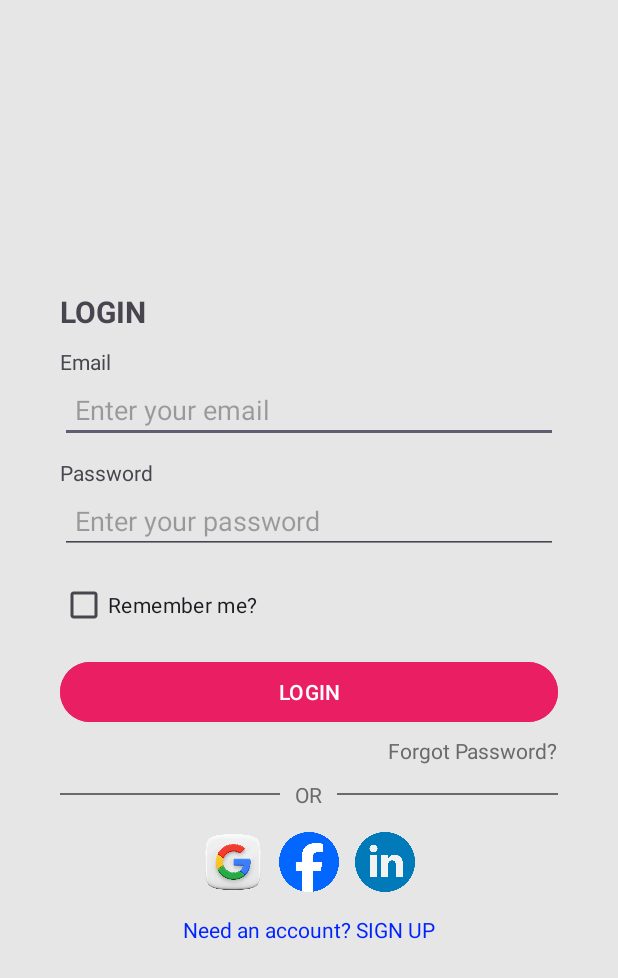
After one commit to Mahmoud-Adel-Ali/Android_XML_Layout_Kotlin, an Android app: the layout task_two.xml on its own in the app's theme, with its tools: preview values and no code run, on a phone screen of 412 x 824 dp. The commit adds this screen. Shown: the top 978 px of the screen. Run offline under Robolectric (Android 15) with nearby library versions, the phone set to English and light mode, and no system bars.

Commit message:
Task two in android section

```diff
--- /dev/null
+++ b/app/src/main/res/layout-v28/task_two.xml
@@ -0,0 +1,13 @@
+<?xml version="1.0" encoding="utf-8"?>
+<LinearLayout xmlns:android="http://schemas.android.com/apk/res/android"
+    android:layout_width="match_parent"
+    android:layout_height="match_parent">
+
+    <TextView
+        android:text="LOGIN"
+        android:textSize="25dp"
+        android:textFontWeight="22"
+        android:padding="40dp"
+        android:layout_width="wrap_content"
+        android:layout_height="wrap_content"/>
+</LinearLayout>
--- /dev/null
+++ b/app/src/main/res/layout/task_two.xml
@@ -0,0 +1,162 @@
+<?xml version="1.0" encoding="utf-8"?>
+<LinearLayout xmlns:android="http://schemas.android.com/apk/res/android"
+    android:layout_width="match_parent"
+    android:layout_height="match_parent"
+    android:gravity="center"
+    android:background="@color/lightGray"
+    android:padding="20dp"
+    android:orientation="vertical">
+
+    <LinearLayout
+        android:layout_width="match_parent"
+        android:layout_height="wrap_content"
+        android:orientation="vertical"
+        android:padding="20dp">
+
+        <!-- Login Text -->
+        <TextView
+            android:layout_width="wrap_content"
+            android:layout_height="wrap_content"
+            android:text="@string/login"
+            android:textSize="20sp"
+            android:textStyle="bold" />
+
+        <!-- Email Field -->
+        <TextView
+            android:layout_width="wrap_content"
+            android:layout_height="wrap_content"
+            android:layout_marginTop="10dp"
+            android:text="@string/email"
+            android:textSize="14sp" />
+
+        <EditText
+            android:layout_width="match_parent"
+            android:layout_height="wrap_content"
+            android:autofillHints="creditCardExpirationDate"
+            android:hint="@string/enter_your_email"
+            android:inputType="textEmailAddress"
+            android:padding="10dp" />
+
+        <!-- Password Field -->
+        <TextView
+            android:layout_width="wrap_content"
+            android:layout_height="wrap_content"
+            android:layout_marginTop="10dp"
+            android:text="@string/password"
+            android:textSize="14sp" />
+
+        <EditText
+            android:layout_width="match_parent"
+            android:layout_height="wrap_content"
+            android:hint="@string/enter_your_password"
+            android:importantForAutofill="no"
+            android:inputType="textPassword"
+            android:padding="10dp" />
+
+        <!-- Remember Me Checkbox -->
+        <LinearLayout
+            android:layout_width="match_parent"
+            android:layout_height="wrap_content"
+            android:layout_marginTop="10dp"
+            android:orientation="horizontal">
+
+            <CheckBox
+                android:layout_width="wrap_content"
+                android:layout_height="wrap_content"
+                android:text="@string/remember_me" />
+
+        </LinearLayout>
+
+        <!-- Login Button -->
+        <Button
+            android:layout_width="match_parent"
+            android:layout_height="wrap_content"
+            android:layout_marginTop="10dp"
+            android:backgroundTint="@color/pink"
+            android:padding="10dp"
+            android:text="@string/login"
+            android:textColor="@android:color/white" />
+
+        <!-- Forgot Password -->
+        <TextView
+            android:layout_width="wrap_content"
+            android:layout_height="wrap_content"
+            android:layout_gravity="right"
+            android:layout_marginTop="5dp"
+            android:text="@string/forgot_password"
+            android:textColor="@color/gray"
+            android:textSize="14sp" />
+
+        <!-- OR Separator -->
+        <LinearLayout
+            android:layout_width="match_parent"
+            android:layout_height="wrap_content"
+            android:layout_marginTop="10dp"
+            android:gravity="center"
+            android:orientation="horizontal">
+
+            <View
+                android:layout_width="0dp"
+                android:layout_height="1dp"
+                android:layout_weight="1"
+                android:background="@color/gray" />
+
+            <TextView
+                android:layout_width="wrap_content"
+                android:layout_height="wrap_content"
+                android:paddingHorizontal="10dp"
+                android:text="@string/or"
+                android:textColor="@color/gray"
+                android:textSize="14sp" />
+
+            <View
+                android:layout_width="0dp"
+                android:layout_height="1dp"
+                android:layout_weight="1"
+                android:background="@color/gray" />
+        </LinearLayout>
+
+        <!-- Social Media Login -->
+        <LinearLayout
+            android:layout_width="match_parent"
+            android:layout_height="wrap_content"
+            android:layout_marginTop="10dp"
+            android:gravity="center"
+            android:orientation="horizontal">
+
+            <ImageView
+                android:layout_width="40dp"
+                android:layout_height="40dp"
+                android:layout_margin="5dp"
+                android:contentDescription="@string/todo"
+                android:src="@drawable/ic_google" />
+
+            <ImageView
+                android:layout_width="40dp"
+                android:layout_height="40dp"
+                android:layout_margin="5dp"
+                android:contentDescription="@string/todo"
+                android:src="@drawable/ic_facebook" />
+
+            <ImageView
+                android:layout_width="40dp"
+                android:layout_height="40dp"
+                android:layout_margin="5dp"
+                android:contentDescription="@string/todo"
+                android:src="@drawable/ic_linkedin" />
+        </LinearLayout>
+
+        <!-- Sign Up Text -->
+        <TextView
+            android:layout_width="wrap_content"
+            android:layout_height="wrap_content"
+            android:layout_gravity="center"
+            android:layout_marginTop="10dp"
+            android:text="@string/need_an_account_sign_up"
+            android:textColor="@color/blue"
+            android:textSize="14sp" />
+
+    </LinearLayout>
+    <!--    </androidx.cardview.widget.CardView>-->
+
+</LinearLayout>
--- a/app/src/main/res/values/colors.xml
+++ b/app/src/main/res/values/colors.xml
@@ -4,4 +4,8 @@
     <color name="white">#FFFFFFFF</color>
     <color name="yellow">#FFEB3B</color>
     <color name="text_color">#750000</color>
+    <color name="pink">#E91E63</color>
+    <color name="gray">#6A6A6A</color>
+    <color name="lightGray">#E6E6E6</color>
+    <color name="blue">#0024FF</color>
 </resources>
--- a/app/src/main/res/values/strings.xml
+++ b/app/src/main/res/values/strings.xml
@@ -1,3 +1,13 @@
 <resources>
     <string name="app_name">Android_XML_Layout_Kotlin</string>
+    <string name="login">LOGIN</string>
+    <string name="forgot_password">Forgot Password?</string>
+    <string name="enter_your_password">Enter your password</string>
+    <string name="password">Password</string>
+    <string name="enter_your_email">Enter your email</string>
+    <string name="email">Email</string>
+    <string name="remember_me">Remember me?</string>
+    <string name="or">OR</string>
+    <string name="need_an_account_sign_up">Need an account? SIGN UP</string>
+    <string name="todo">TODO</string>
 </resources>
```
Also changed, not shown: app/src/main/res/drawable/ic_facebook.png (added), app/src/main/res/drawable/ic_google.jpg (added), app/src/main/res/drawable/ic_linkedin.png (added).
